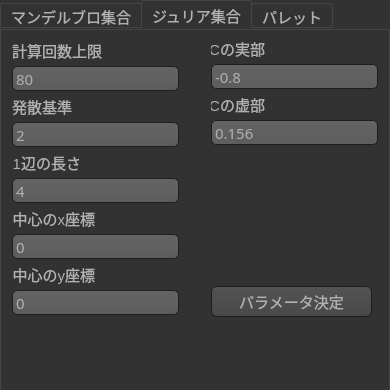
This is param_form.ui in NakaiAki/mandelGit as Qt 5 draws it before an edit. The edited form follows.
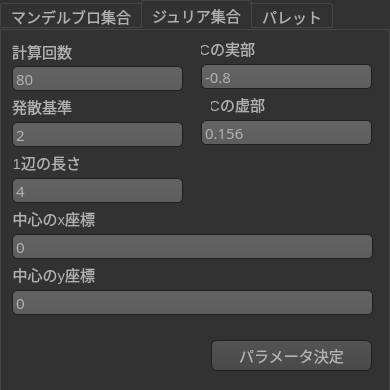
This is the edited form. The open tabs and pages were chosen to show the change. Icons and pictures are not drawn.

Patch:
```diff
--- a/param_form.ui
+++ b/param_form.ui
@@ -853,9 +853,9 @@
      <widget class="QLineEdit" name="realText">
       <property name="geometry">
        <rect>
-        <x>210</x>
+        <x>200</x>
         <y>34</y>
-        <width>167</width>
+        <width>171</width>
         <height>25</height>
        </rect>
       </property>
@@ -876,7 +876,7 @@
       <property name="geometry">
        <rect>
         <x>210</x>
-        <y>256</y>
+        <y>310</y>
         <width>161</width>
         <height>31</height>
        </rect>
@@ -955,7 +955,7 @@
        <rect>
         <x>11</x>
         <y>36</y>
-        <width>167</width>
+        <width>171</width>
         <height>25</height>
        </rect>
       </property>
@@ -980,7 +980,7 @@
        <rect>
         <x>11</x>
         <y>148</y>
-        <width>167</width>
+        <width>171</width>
         <height>25</height>
        </rect>
       </property>
@@ -1002,7 +1002,7 @@
        <rect>
         <x>11</x>
         <y>92</y>
-        <width>167</width>
+        <width>171</width>
         <height>25</height>
        </rect>
       </property>
@@ -1022,7 +1022,7 @@
      <widget class="QLabel" name="label_12">
       <property name="geometry">
        <rect>
-        <x>210</x>
+        <x>200</x>
         <y>9</y>
         <width>54</width>
         <height>19</height>
@@ -1055,7 +1055,7 @@
        <rect>
         <x>11</x>
         <y>204</y>
-        <width>167</width>
+        <width>361</width>
         <height>25</height>
        </rect>
       </property>
@@ -1075,9 +1075,9 @@
      <widget class="QLineEdit" name="imText">
       <property name="geometry">
        <rect>
-        <x>210</x>
+        <x>200</x>
         <y>90</y>
-        <width>167</width>
+        <width>171</width>
         <height>25</height>
        </rect>
       </property>
@@ -1149,7 +1149,7 @@
        <rect>
         <x>11</x>
         <y>260</y>
-        <width>167</width>
+        <width>361</width>
         <height>25</height>
        </rect>
       </property>
@@ -1200,10 +1200,10 @@
      <widget class="QLabel" name="label_7">
       <property name="geometry">
        <rect>
-        <x>11</x>
+        <x>10</x>
         <y>11</y>
-        <width>90</width>
-        <height>19</height>
+        <width>61</width>
+        <height>20</height>
        </rect>
       </property>
       <property name="font">
@@ -1216,7 +1216,7 @@
        </font>
       </property>
       <property name="text">
-       <string>計算回数上限</string>
+       <string>計算回数</string>
       </property>
       <property name="alignment">
        <set>Qt::AlignRight|Qt::AlignTrailing|Qt::AlignVCenter</set>
```
Left out of the diff: 311 changed lines with no effect on the pictures.
